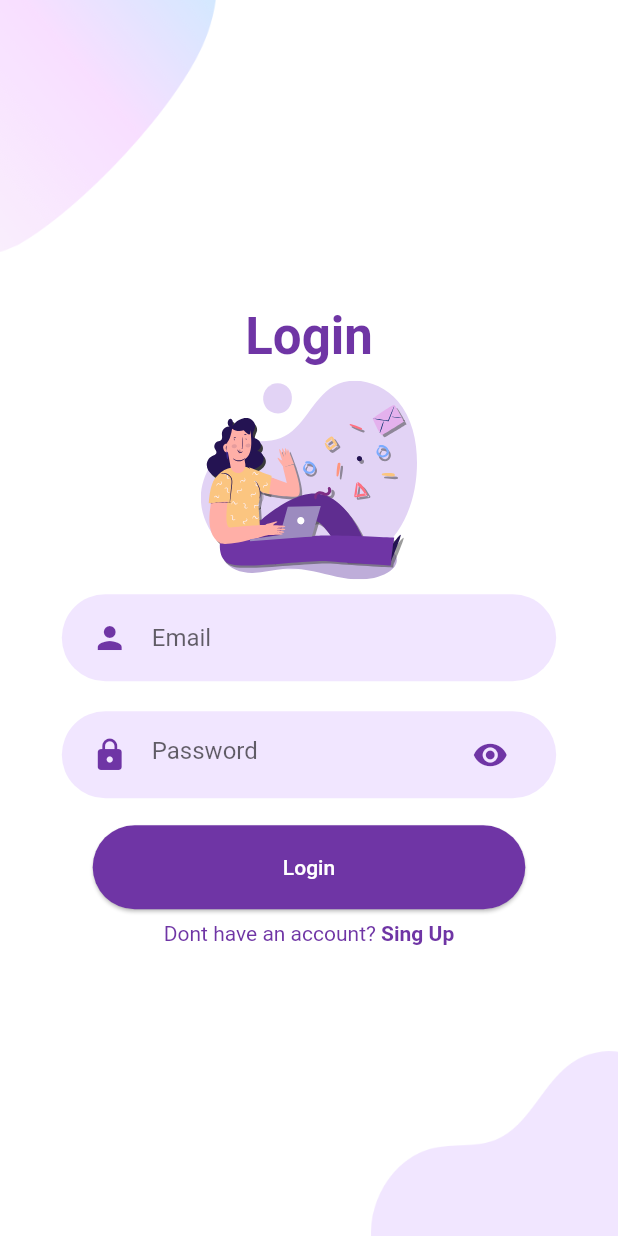
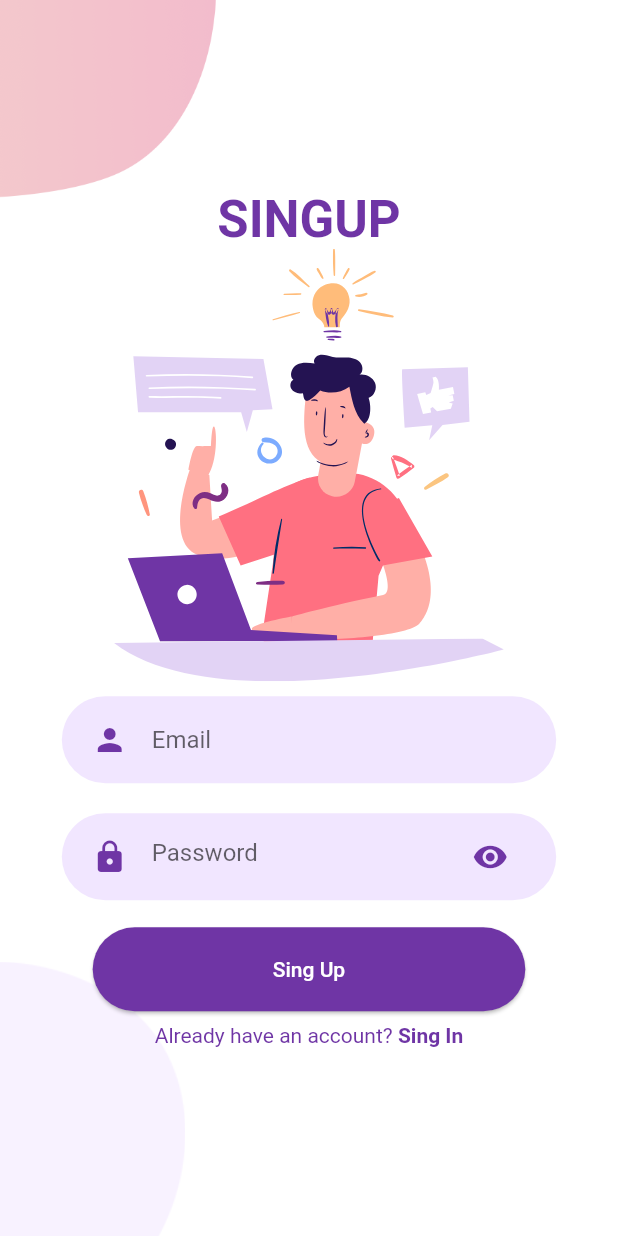
Before and after one commit to farukduzcan/login_page, a Flutter app: the LoginScreen screen opened directly, after a tap on "Sing Up", on a phone screen of 412 x 824 dp. Run offline on Flutter 3.47's test engine with Material 2 defaults, Android fonts, the phone set to English and light mode, and no system bars; our stand-ins replace flutter_svg.

Commit message:
login and sing up screen tamamlandı

```diff
--- a/lib/Screens/Login/components/body.dart
+++ b/lib/Screens/Login/components/body.dart
@@ -1,6 +1,7 @@
 import 'package:flutter/material.dart';
 import 'package:flutter_svg/flutter_svg.dart';
 import 'package:login_page/Screens/Login/components/background.dart';
+import 'package:login_page/Screens/Singup/singup_screen.dart';
 import 'package:login_page/components/raunded_button.dart';
 import 'package:login_page/constants.dart';
 
@@ -17,6 +18,8 @@ class Body extends StatelessWidget {
   Widget build(BuildContext context) {
     Size size = MediaQuery.of(context).size;
     return Background(
+      child: SingleChildScrollView(
+        physics: const BouncingScrollPhysics(),
         child: Column(
           mainAxisAlignment: MainAxisAlignment.center,
           children: [
@@ -44,9 +47,17 @@ class Body extends StatelessWidget {
             ),
             RaundedButton(buttonText: "Login", press: () {}),
             AlreadyHaveAnAccount(
-            press: () {},
+              press: () {
+                Navigator.push(
+                  context,
+                  MaterialPageRoute(builder: (context) {
+                    return const SingUpScreen();
+                  }),
+                );
+              },
             ),
           ],
+        ),
       ),
     );
   }
--- a/lib/Screens/Login/login_screen.dart
+++ b/lib/Screens/Login/login_screen.dart
@@ -6,7 +6,6 @@ class LoginScreen extends StatelessWidget {
 
   @override
   Widget build(BuildContext context) {
-    Size size = MediaQuery.of(context).size;
     return const Scaffold(
       body: Body(),
     );
--- /dev/null
+++ b/lib/Screens/Singup/components/background.dart
@@ -0,0 +1,40 @@
+import 'package:flutter/material.dart';
+
+class Background extends StatelessWidget {
+  const Background({
+    super.key,
+    required this.child,
+  });
+  final Widget child;
+
+  @override
+  Widget build(BuildContext context) {
+    Size size = MediaQuery.of(context).size;
+    return SizedBox(
+      height: size.height,
+      width: double.infinity,
+      child: Stack(
+        alignment: Alignment.center,
+        children: [
+          Positioned(
+            top: 0,
+            left: 0,
+            child: Image.asset(
+              "assets/images/signup_top.png",
+              width: size.width * 0.35,
+            ),
+          ),
+          Positioned(
+            left: 0,
+            bottom: 0,
+            child: Image.asset(
+              "assets/images/main_bottom.png",
+              width: size.width * 0.3,
+            ),
+          ),
+          child,
+        ],
+      ),
+    );
+  }
+}
--- /dev/null
+++ b/lib/Screens/Singup/components/body.dart
@@ -0,0 +1,60 @@
+import 'package:flutter/material.dart';
+import 'package:flutter_svg/flutter_svg.dart';
+import 'package:login_page/Screens/Singup/components/background.dart';
+import 'package:login_page/components/already_have_anaccount.dart';
+import 'package:login_page/components/raunded_password_field.dart';
+import 'package:login_page/constants.dart';
+
+import '../../../components/raunded_button.dart';
+import '../../../components/raunded_input_field.dart';
+import '../../Login/login_screen.dart';
+
+class Body extends StatelessWidget {
+  final Widget child;
+  const Body({super.key, required this.child});
+
+  @override
+  Widget build(BuildContext context) {
+    Size size = MediaQuery.of(context).size;
+    return Background(
+        child: SingleChildScrollView(
+      physics: const BouncingScrollPhysics(),
+      child: Column(
+        mainAxisAlignment: MainAxisAlignment.center,
+        children: [
+          const Text(
+            "SINGUP",
+            style: TextStyle(
+                fontWeight: FontWeight.bold,
+                color: kPrimaryColor,
+                fontSize: 34),
+          ),
+          SvgPicture.asset(
+            "assets/icons/signup.svg",
+            height: size.height * 0.35,
+          ),
+          RoundedInputField(
+            hintText: "Email",
+            icon: Icons.person,
+            onChanged: (value) {},
+          ),
+          RaundedPasswordField(
+            onChanged: (value) {},
+          ),
+          RaundedButton(buttonText: "Sing Up", press: () {}),
+          AlreadyHaveAnAccount(
+            login: false,
+            press: () {
+              Navigator.push(
+                context,
+                MaterialPageRoute(builder: (context) {
+                  return const LoginScreen();
+                }),
+              );
+            },
+          )
+        ],
+      ),
+    ));
+  }
+}
--- /dev/null
+++ b/lib/Screens/Singup/singup_screen.dart
@@ -0,0 +1,17 @@
+import 'package:flutter/material.dart';
+import 'package:login_page/Screens/Singup/components/body.dart';
+
+class SingUpScreen extends StatelessWidget {
+  const SingUpScreen({super.key});
+
+  @override
+  Widget build(BuildContext context) {
+    return Scaffold(
+      body: Body(
+        child: Column(
+
+        ),
+      ),
+    );
+  }
+}
--- a/lib/Screens/Welcome/body.dart
+++ b/lib/Screens/Welcome/body.dart
@@ -5,6 +5,7 @@ import 'package:login_page/constants.dart';
 
 import '../../components/raunded_button.dart';
 import '../Login/login_screen.dart';
+import '../Singup/singup_screen.dart';
 
 class Body extends StatelessWidget {
   const Body({super.key});
@@ -15,6 +16,7 @@ class Body extends StatelessWidget {
         .size; // This size provide us total height and width of our screen
     return BackGround(
       child: SingleChildScrollView(
+        physics: const BouncingScrollPhysics(),
         child: Column(
           mainAxisAlignment: MainAxisAlignment.center,
           children: [
@@ -47,7 +49,14 @@ class Body extends StatelessWidget {
             ),
             RaundedButton(
               buttonText: "Sing Up",
-              press: () {},
+              press: () {
+                 Navigator.push(
+                  context,
+                  MaterialPageRoute(builder: (context) {
+                    return const SingUpScreen();
+                  }),
+                );
+              },
               textColor: Colors.black,
               color: kPrimaryLightColor,
               shadowColor: Colors.deepPurpleAccent,
--- a/lib/components/already_have_anaccount.dart
+++ b/lib/components/already_have_anaccount.dart
@@ -21,7 +21,9 @@ class AlreadyHaveAnAccount extends StatelessWidget {
           style: const TextStyle(color: kPrimaryColor),
         ),
         GestureDetector(
-          onTap: () {},
+          onTap: () {
+            press();
+          },
           child: Text(
             login ? "Sing Up" : "Sing In",
             style: const TextStyle(
--- a/lib/components/raunded_input_field.dart
+++ b/lib/components/raunded_input_field.dart
@@ -18,6 +18,9 @@ class RoundedInputField extends StatelessWidget {
   Widget build(BuildContext context) {
     return TextFieldContainer(
       child: TextField(
+        textInputAction: TextInputAction.next,
+        keyboardType: TextInputType.emailAddress,
+        autofillHints: const [AutofillHints.email],
         onChanged: onChanged,
         decoration: InputDecoration(
             hintText: hintText,
```
Lines whose indentation alone changed are shown as unchanged.
